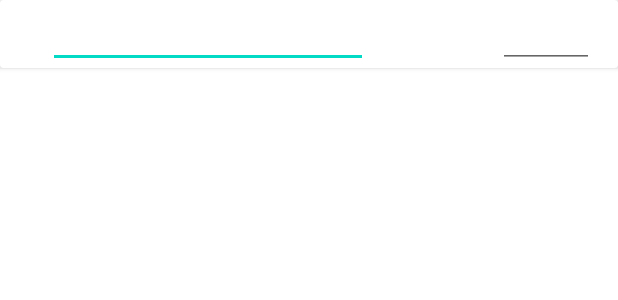
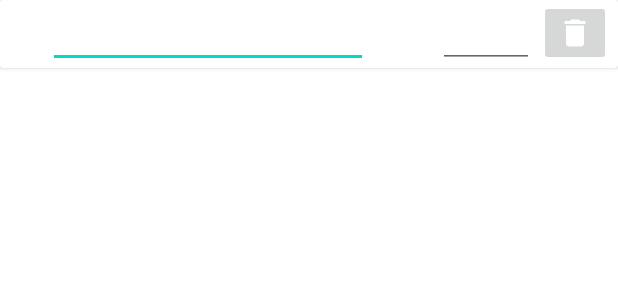
Before and after one commit to shizuka1117/magicConchDemo, an Android app: the layout option_item.xml on its own in the app's theme, with its tools: preview values and no code run, on a phone screen of 412 x 824 dp. Shown: the top 300 px of the screen. Run offline under Robolectric (Android 15) with nearby library versions, the phone set to English and light mode, and no system bars.

Commit message:
0.2 删除和添加选项

```diff
--- a/app/src/main/java/com/example/magiccouchdemo/ui/home/BaseBindingViewHolder.java
+++ b/app/src/main/java/com/example/magiccouchdemo/ui/home/BaseBindingViewHolder.java
@@ -11,4 +11,6 @@ public class BaseBindingViewHolder extends RecyclerView.ViewHolder
     public BaseBindingViewHolder(@NonNull View itemView) {
         super(itemView);
     }
+
+
 }
--- a/app/src/main/java/com/example/magiccouchdemo/ui/home/Home_Page/HomePage.java
+++ b/app/src/main/java/com/example/magiccouchdemo/ui/home/Home_Page/HomePage.java
@@ -54,6 +54,7 @@ public class HomePage extends Fragment {
         //点击加号 跳转
         binding.fab1.setOnClickListener(v -> {
             NavController controller = Navigation.findNavController(v);
+            getActivity().findViewById(R.id.nav_view).setVisibility(View.INVISIBLE);
             controller.navigate(R.id.action_homeFragment_to_homeSetFragment);
         });
 
--- a/app/src/main/java/com/example/magiccouchdemo/ui/home/Home_Page/HomeResultFragment.java
+++ b/app/src/main/java/com/example/magiccouchdemo/ui/home/Home_Page/HomeResultFragment.java
@@ -35,6 +35,7 @@ public class HomeResultFragment extends Fragment {
             public void onClick(View v) {
                 getActivity().findViewById(R.id.nav_view).setVisibility(View.VISIBLE);
                 NavController controller = Navigation.findNavController(v);
+                controller.navigate(R.id.homeFragment);
             }
         });
         return binding.getRoot();
--- a/app/src/main/java/com/example/magiccouchdemo/ui/home/Option.java
+++ b/app/src/main/java/com/example/magiccouchdemo/ui/home/Option.java
@@ -4,6 +4,10 @@ public class Option {
 
     String optionName;
     int value;
+
+    public Option(){
+
+    }
 
     public Option(String optionName, int value) {
         this.optionName = optionName;
--- a/app/src/main/res/layout/option_item.xml
+++ b/app/src/main/res/layout/option_item.xml
@@ -1,5 +1,6 @@
 <?xml version="1.0" encoding="utf-8"?>
-<layout xmlns:app="http://schemas.android.com/apk/res-auto"
+<layout xmlns:tools="http://schemas.android.com/tools"
+    xmlns:app="http://schemas.android.com/apk/res-auto"
     xmlns:android="http://schemas.android.com/apk/res/android">
 
     <data>
@@ -22,9 +23,9 @@
                 android:layout_width="wrap_content"
                 android:layout_height="wrap_content"
                 android:layout_marginStart="32dp"
+                android:ems="10"
                 android:text="@={option.optionName}"
                 android:textColor="@color/black"
-                android:ems="10"
                 app:layout_constraintStart_toStartOf="parent"
                 app:layout_constraintTop_toTopOf="parent" />
 
@@ -32,14 +33,23 @@
                 android:id="@+id/value"
                 android:layout_width="wrap_content"
                 android:layout_height="wrap_content"
+                android:ems="3"
+                android:inputType="number"
                 android:text="@{String.valueOf(option.value)}"
                 android:textColor="@color/black"
-                android:ems="3"
-                android:inputType="number"
                 app:layout_constraintEnd_toEndOf="parent"
-                app:layout_constraintHorizontal_bias="0.954"
+                app:layout_constraintHorizontal_bias="0.839"
                 app:layout_constraintStart_toStartOf="parent"
                 app:layout_constraintTop_toTopOf="parent" />
+
+            <ImageButton
+                android:id="@+id/delete"
+                android:layout_width="wrap_content"
+                android:layout_height="wrap_content"
+                android:layout_marginStart="3dp"
+                app:layout_constraintStart_toEndOf="@+id/value"
+                app:layout_constraintTop_toTopOf="@+id/value"
+                app:srcCompat="@drawable/ic_baseline_delete" />
 
         </androidx.constraintlayout.widget.ConstraintLayout>
 
--- a/app/src/main/res/layout/recycle_view_list1.xml
+++ b/app/src/main/res/layout/recycle_view_list1.xml
@@ -19,7 +19,7 @@ xmlns:binding="http://schemas.android.com/tools">
             app:srcCompat="@drawable/ic_baseline_add_24"
             app:layout_constraintBottom_toBottomOf="parent"
             app:layout_constraintEnd_toEndOf="parent"
-                />
+            />
 
         <androidx.recyclerview.widget.RecyclerView
             android:id="@+id/recycle_view1"
```
Also changed, not shown: app/src/main/java/com/example/magiccouchdemo/ui/dashboard/DashboardSetFragment.java (added, +55 -0 lines), app/src/main/java/com/example/magiccouchdemo/ui/home/BaseBindingAdapter.java (+1 -7 lines), app/src/main/java/com/example/magiccouchdemo/ui/home/Home_Page/HomeSetFragment.java (+9 -2 lines), app/src/main/java/com/example/magiccouchdemo/ui/home/OptionAdapter.java (+33 -1 lines), app/src/main/res/drawable/ic_baseline_arrow_forward_24.xml (added, +10 -0 lines), app/src/main/res/layout/fragment_home_set.xml (+23 -10 lines).
